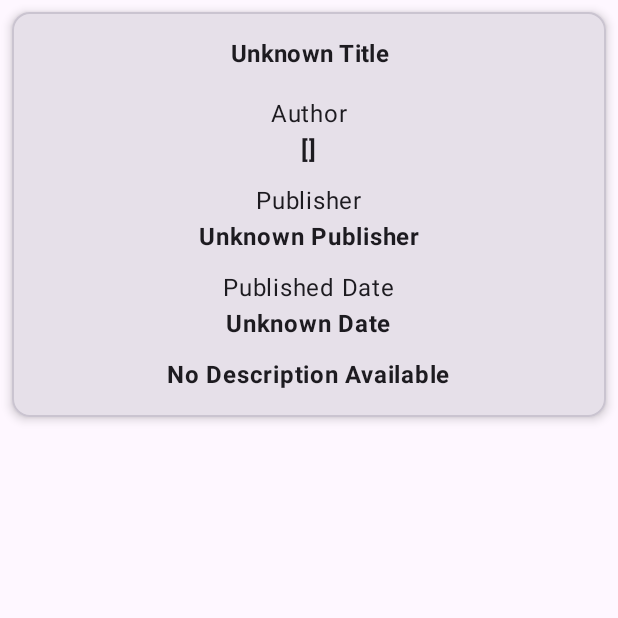
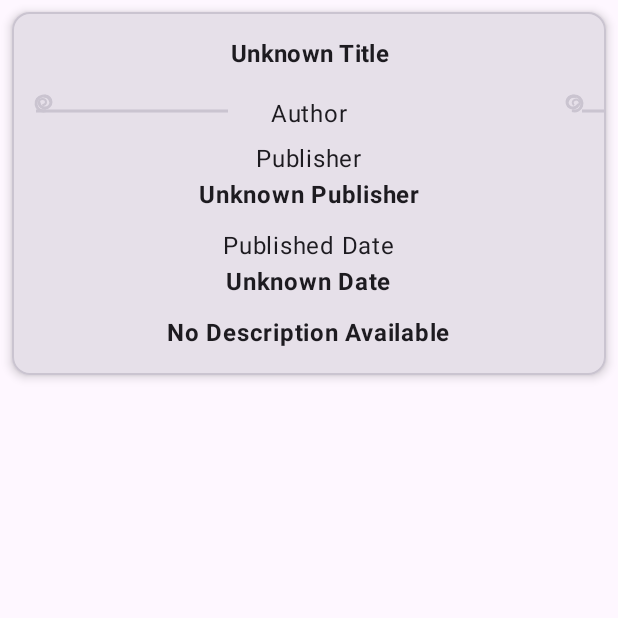
Before and after one commit to Tinribs507/Find-a-Book, an Android app built with Jetpack Compose: the composable BookSummaryCard shown on its own in the app's theme, on a phone screen of 412 x 824 dp, the top half of it. Run offline under Robolectric (Android 15) with nearby library versions, the phone set to English and light mode, and no system bars.

Commit message:
feat: Updated BookSummaryCard for better visual look
- Created RoundedDivider in 'books.displays.components'
- Added RoundedDivider on BookSummaryCard

```diff
--- /dev/null
+++ b/app/src/main/java/com/example/findabook/ui/displays/components/RoundedDivider.kt
@@ -0,0 +1,199 @@
+package com.example.findabook.ui.displays.components
+
+import androidx.compose.foundation.Canvas
+import androidx.compose.foundation.layout.Arrangement
+import androidx.compose.foundation.layout.Box
+import androidx.compose.foundation.layout.Row
+import androidx.compose.foundation.layout.fillMaxWidth
+import androidx.compose.foundation.layout.padding
+import androidx.compose.foundation.layout.size
+import androidx.compose.material3.DividerDefaults
+import androidx.compose.material3.Text
+import androidx.compose.runtime.Composable
+import androidx.compose.ui.Alignment
+import androidx.compose.ui.Modifier
+import androidx.compose.ui.geometry.Offset
+import androidx.compose.ui.geometry.Size
+import androidx.compose.ui.graphics.Color
+import androidx.compose.ui.graphics.StrokeCap
+import androidx.compose.ui.graphics.drawscope.Stroke
+import androidx.compose.ui.tooling.preview.Preview
+import androidx.compose.ui.unit.dp
+import com.example.findabook.data.model.Book
+import com.example.findabook.data.model.ImageLinks
+import com.example.findabook.ui.displays.results.components.BookSummaryCard
+import com.example.findabook.ui.theme.FindABookTheme
+
+@Composable
+fun RoundedDivider(
+    text: String
+) {
+    val color = DividerDefaults.color
+    Box {
+        Row(
+            modifier = Modifier.fillMaxWidth(),
+            horizontalArrangement = Arrangement.Center
+        ) {
+            Text(text)
+        }
+        LeftOuterCurve(color)
+        LeftInnerCurve(color)
+        LeftCenterCurve(color)
+        RightOuterCurve(color)
+        RightInnerCurve(color)
+        RightCenterCurve(color)
+    }
+}
+
+@Composable
+fun LeftOuterCurve(
+    color: Color
+) {
+    Row(verticalAlignment = Alignment.Bottom) {
+        Canvas(
+            modifier = Modifier
+                .size(10.dp),
+        ) {
+            drawArc(
+                color = color,
+                80f,
+                260f,
+                false,
+                style = Stroke(3f, cap = StrokeCap.Round),
+                size = Size(size.width, size.height)
+            )
+        }
+        Canvas(
+            modifier = Modifier
+                .fillMaxWidth(),
+        ) {
+            drawLine(color, Offset(-15f, 0f), Offset(size.width / 3, 0f), 3f)
+        }
+    }
+}
+
+@Composable
+fun LeftInnerCurve(color: Color) {
+    Row(modifier = Modifier.padding(start = 1.9.dp)) {
+        Canvas(
+            modifier = Modifier
+                .size(8.dp)
+                .padding(start = 0.dp),
+        ) {
+            drawArc(
+                color = color,
+                270f,
+                260f,
+                false,
+                style = Stroke(3f, cap = StrokeCap.Round),
+                size = Size(size.width, size.height)
+            )
+        }
+    }
+}
+
+@Composable
+fun LeftCenterCurve(color: Color) {
+    Row(modifier = Modifier.padding(start = 2.dp)) {
+        Canvas(
+            modifier = Modifier
+                .size(6.dp)
+                .padding(end = 1.dp, top = 2.dp),
+        ) {
+            drawArc(
+                color = color,
+                180f,
+                260f,
+                false,
+                style = Stroke(2f, cap = StrokeCap.Round),
+                size = Size(size.width, size.height)
+            )
+        }
+    }
+}
+
+@Composable
+fun RightOuterCurve(
+    color: Color
+) {
+    Row(verticalAlignment = Alignment.Bottom) {
+        Canvas(
+            modifier = Modifier
+                .fillMaxWidth().weight(1f),
+        ) {
+            drawLine(color, Offset(620f, 0f), Offset(size.width + 15, 0f), 3f)
+        }
+        Canvas(
+            modifier = Modifier
+                .size(10.dp),
+        ) {
+            drawArc(
+                color = color,
+                200f,
+                260f,
+                false,
+                style = Stroke(3f, cap = StrokeCap.Round),
+                size = Size(size.width, size.height)
+            )
+        }
+    }
+}
+
+@Composable
+fun RightInnerCurve(color: Color) {
+    Row(modifier = Modifier.fillMaxWidth().padding(end = 1.9.dp), horizontalArrangement = Arrangement.End) {
+        Canvas(
+            modifier = Modifier
+                .size(8.dp)
+                .padding(start = 0.dp),
+        ) {
+            drawArc(
+                color = color,
+                30f,
+                260f,
+                false,
+                style = Stroke(3f, cap = StrokeCap.Round),
+                size = Size(size.width, size.height)
+            )
+        }
+    }
+}
+
+@Composable
+fun RightCenterCurve(color: Color) {
+        Row(modifier = Modifier.fillMaxWidth().padding(end = 2.dp), horizontalArrangement = Arrangement.End) {
+            Canvas(
+                modifier = Modifier
+                    .size(6.dp)
+                    .padding(start = 1.dp, top = 2.dp),
+            ) {
+                drawArc(
+                    color = color,
+                    140f,
+                    260f,
+                    false,
+                    style = Stroke(2f, cap = StrokeCap.Round),
+                    size = Size(size.width, size.height),
+                    topLeft = Offset(0.7f, 0.7f)
+                )
+            }
+        }
+
+}
+
+@Preview(showBackground = true)
+@Composable
+fun BookSummaryCardPreview() {
+    val imageLinks = ImageLinks(
+        thumbnail = "https://books.google.com/books/content?id=WpD_DAAAQBAJ&printsec=frontcover&img=1&zoom=3&edge=curl&source=gbs_api",
+    )
+    val book = Book(
+        title = "The Great Gatsby",
+        authors = listOf("F. Scott Fitzgerald"),
+        publisher = "Scribner",
+        publishedDate = "1925",
+        description = "The Great Gatsby is a novel written by American author F. Scott Fitzgerald that tells the story of the fabulously wealthy Jay Gatsby and his love for the beautiful Daisy Buchanan.",
+        imageLinks = imageLinks
+    )
+    FindABookTheme { BookSummaryCard(book) }
+}
--- a/app/src/main/java/com/example/findabook/ui/displays/results/components/BookSummaryCard.kt
+++ b/app/src/main/java/com/example/findabook/ui/displays/results/components/BookSummaryCard.kt
@@ -1,6 +1,7 @@
 package com.example.findabook.ui.displays.results.components
 
 import androidx.compose.foundation.layout.Column
+import androidx.compose.foundation.layout.Row
 import androidx.compose.foundation.layout.Spacer
 import androidx.compose.foundation.layout.fillMaxWidth
 import androidx.compose.foundation.layout.height
@@ -20,6 +21,7 @@ import androidx.compose.ui.unit.dp
 import com.example.findabook.data.model.Book
 import com.example.findabook.data.model.ImageLinks
 import com.example.findabook.ui.displays.components.LoadImageFromUrl
+import com.example.findabook.ui.displays.components.RoundedDivider
 import com.example.findabook.ui.theme.FindABookTheme
 
 @Composable
@@ -35,7 +37,9 @@ fun BookSummaryCard(book: Book, modifier: Modifier = Modifier) {
             book.title?.let {
                 Text(
                     text = it,
-                    modifier = Modifier.fillMaxWidth().padding(bottom = 16.dp),
+                    modifier = Modifier
+                        .fillMaxWidth()
+                        .padding(bottom = 16.dp),
                     fontWeight = FontWeight.Bold,
                     style = MaterialTheme.typography.titleMedium,
                     textAlign = TextAlign.Center,
@@ -44,26 +48,52 @@ fun BookSummaryCard(book: Book, modifier: Modifier = Modifier) {
             book.imageLinks?.let {
                 LoadImageFromUrl(
                     it.smallThumbnail,
-                    modifier = Modifier.fillMaxWidth().size(150.dp)
+                    modifier = Modifier
+                        .fillMaxWidth()
+                        .size(150.dp)
                 )
                 Spacer(Modifier.height(10.dp))
             }
-            Column(modifier = Modifier.fillMaxWidth(), horizontalAlignment = Alignment.CenterHorizontally) {
-                Text(text = "Author")
-                Text(text = book.authors.toString(), fontWeight = FontWeight.Bold)
+            Column(
+                modifier = Modifier
+                    .fillMaxWidth()
+                    .height(20.dp),
+//                horizontalAlignment = Alignment.CenterHorizontally
+            ) {
+                Row(
+                    modifier = Modifier.fillMaxWidth(),
+                    verticalAlignment = Alignment.CenterVertically
+                ) {
+                    RoundedDivider(text = "Author")
+//                    Text(
+//                        text = "Author",
+//                        modifier = Modifier
+//                            .padding(start = 8.dp, end = 8.dp).weight(1f)
+//                    )
+                }
+//                Text(text = book.authors.toString(), fontWeight = FontWeight.Bold)
             }
             Spacer(Modifier.height(10.dp))
-            Column(modifier = Modifier.fillMaxWidth(), horizontalAlignment = Alignment.CenterHorizontally) {
+            Column(
+                modifier = Modifier.fillMaxWidth(),
+                horizontalAlignment = Alignment.CenterHorizontally
+            ) {
                 Text(text = "Publisher")
                 Text(text = book.publisher.toString(), fontWeight = FontWeight.Bold)
             }
             Spacer(Modifier.height(10.dp))
-            Column(modifier = Modifier.fillMaxWidth(), horizontalAlignment = Alignment.CenterHorizontally) {
+            Column(
+                modifier = Modifier.fillMaxWidth(),
+                horizontalAlignment = Alignment.CenterHorizontally
+            ) {
                 Text(text = "Published Date")
                 Text(text = book.publishedDate.toString(), fontWeight = FontWeight.Bold)
             }
             Spacer(Modifier.height(10.dp))
-            Column(modifier = Modifier.fillMaxWidth(), horizontalAlignment = Alignment.CenterHorizontally) {
+            Column(
+                modifier = Modifier.fillMaxWidth(),
+                horizontalAlignment = Alignment.CenterHorizontally
+            ) {
                 Text(text = book.description, fontWeight = FontWeight.Bold)
             }
         }
@@ -82,6 +112,7 @@ fun BookSummaryCardPreview() {
         publisher = "Scribner",
         publishedDate = "1925",
         description = "The Great Gatsby is a novel written by American author F. Scott Fitzgerald that tells the story of the fabulously wealthy Jay Gatsby and his love for the beautiful Daisy Buchanan.",
-        imageLinks = imageLinks)
+        imageLinks = imageLinks
+    )
     FindABookTheme { BookSummaryCard(book) }
 }
```
